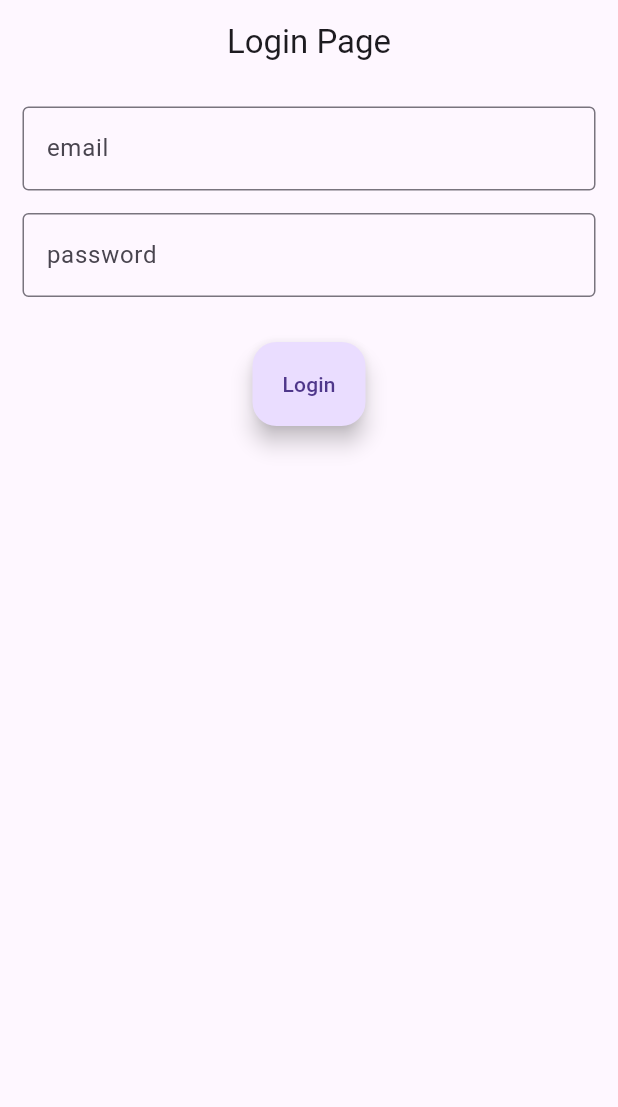
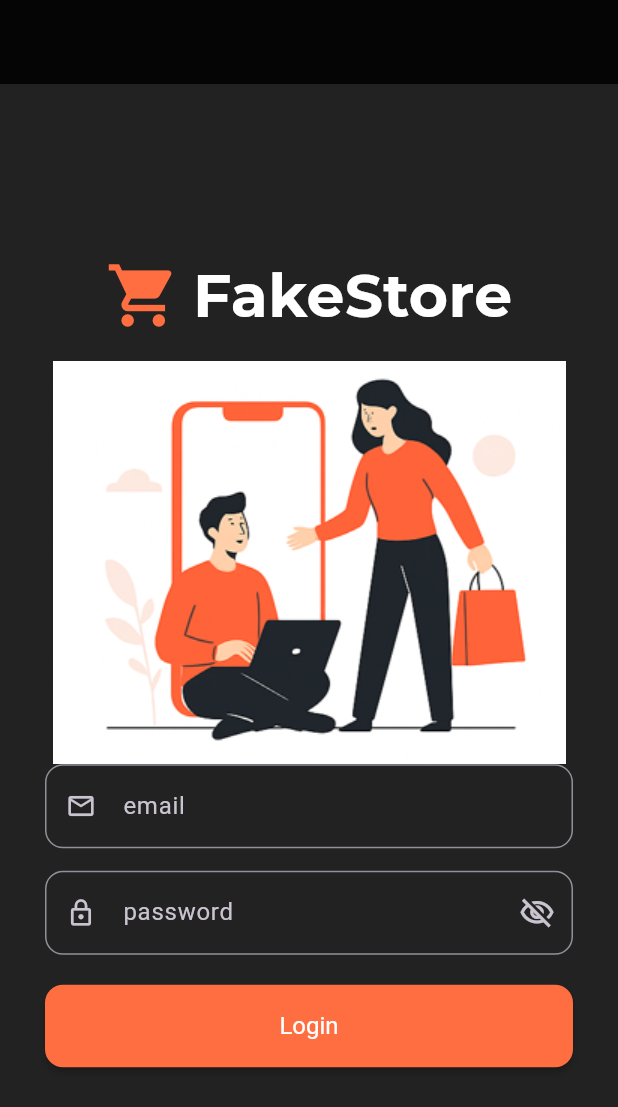
Before and after one commit to adrielhenry33/arq-app-practice, a Flutter app: the screen it shows after launch, on a phone screen of 412 x 824 dp. Shown: the top 1107 px of the screen. Run offline on Flutter 3.47's test engine with Material 3 defaults, Android fonts, the phone set to English and light mode, and no system bars; our stand-ins replace flutter_modular, google_fonts, shared_preferences.

Commit message:
feat: login page created

```diff
--- a/lib/app/app_widget.dart
+++ b/lib/app/app_widget.dart
@@ -19,7 +19,7 @@ class AppWidget extends StatelessWidget {
         return MaterialApp.router(
           title: 'Flutter Demo',
           theme: ThemeData(
-            brightness: isDark ? Brightness.dark : Brightness.light,
+            brightness: isDark ? Brightness.light : Brightness.dark,
           ),
           routerDelegate: Modular.routerDelegate,
           routeInformationParser: Modular.routeInformationParser,
--- a/lib/app/pages/home/home_page.dart
+++ b/lib/app/pages/home/home_page.dart
@@ -12,7 +12,7 @@ class HomePage extends StatefulWidget {
 }
 
 class _HomePageState extends State<HomePage> {
-  //Injeções pelo metodo tradicionar para pequenas aplicações
+  //Injeções pelo metodo tradicional para pequenas aplicações
   final homeController = Modular.get<HomeController>();
   @override
   Widget build(BuildContext context) {
--- a/lib/app/pages/login/login_page.dart
+++ b/lib/app/pages/login/login_page.dart
@@ -1,5 +1,7 @@
+import 'package:arq_app/controllers/app_controller.dart';
 import 'package:flutter/material.dart';
 import 'package:flutter_modular/flutter_modular.dart';
+import 'package:google_fonts/google_fonts.dart';
 
 //Quando temos uma view que compreende uma tela inteira nos podemos chamar esta
 // page de view
@@ -14,16 +16,53 @@ class LoginPage extends StatefulWidget {
 class _LoginPageState extends State<LoginPage> {
   @override
   Widget build(BuildContext context) {
+    final appController = Modular.get<AppController>();
+
     return Scaffold(
-      appBar: AppBar(title: Text("Login Page"), centerTitle: true),
+      backgroundColor: appController.isDark ? Colors.white : Colors.black87,
+      appBar: AppBar(
+        backgroundColor: appController.isDark ? Colors.white : Colors.black87,
+      ),
       body: Padding(
-        padding: EdgeInsets.all(15),
+        padding: EdgeInsets.fromLTRB(30, 0, 30, 0),
         child: Column(
+          mainAxisAlignment: MainAxisAlignment.center,
           children: [
+            Row(
+              mainAxisAlignment: MainAxisAlignment.center,
+              children: [
+                Icon(
+                  Icons.shopping_cart,
+                  size: 50,
+                  color: Colors.deepOrangeAccent,
+                  fill: 1.0,
+                ),
+
+                SizedBox(width: 8),
+
+                Text(
+                  'FakeStore',
+                  style: GoogleFonts.montserrat(
+                    fontSize: 40,
+                    fontWeight: FontWeight.bold,
+                    color: appController.isDark ? Colors.black87 : Colors.white,
+                  ),
+                ),
+              ],
+            ),
+            SizedBox(height: 15),
+            Image(image: AssetImage('images/login.jpg')),
             TextField(
               decoration: InputDecoration(
-                border: OutlineInputBorder(),
-                label: Text('email'),
+                prefixIcon: Icon(Icons.email_outlined, size: 20),
+                border: OutlineInputBorder(
+                  borderRadius: BorderRadius.circular(12),
+                ),
+                label: Text(
+                  'email',
+                  style: TextStyle(fontSize: 16, fontWeight: FontWeight.normal),
+                ),
+                contentPadding: EdgeInsets.all(16),
               ),
             ),
 
@@ -31,19 +70,40 @@ class _LoginPageState extends State<LoginPage> {
 
             TextField(
               decoration: InputDecoration(
-                border: OutlineInputBorder(),
-                label: Text('password'),
+                prefixIcon: Icon(Icons.lock_outline, size: 20),
+                suffixIcon: Icon(Icons.visibility_off_outlined),
+                border: OutlineInputBorder(
+                  borderRadius: BorderRadius.circular(12),
+                ),
+                label: Text(
+                  'password',
+                  style: TextStyle(fontSize: 16, fontWeight: FontWeight.normal),
+                ),
+                contentPadding: EdgeInsets.all(16),
               ),
             ),
 
-            SizedBox(height: 30),
+            SizedBox(height: 20),
 
-            FloatingActionButton.extended(
+            ElevatedButton(
               onPressed: () {
                 Modular.to.pushReplacementNamed('/home');
               },
-              isExtended: true,
-              label: Text('Login'),
+              style: ElevatedButton.styleFrom(
+                elevation: 2,
+                backgroundColor: Colors.deepOrangeAccent,
+                padding: EdgeInsets.all(16),
+                textStyle: TextStyle(color: Colors.white),
+                minimumSize: Size.fromHeight(55),
+
+                shape: RoundedRectangleBorder(
+                  borderRadius: BorderRadiusGeometry.circular(12),
+                ),
+              ),
+              child: Text(
+                'Login',
+                style: TextStyle(color: Colors.white, fontSize: 16),
+              ),
             ),
           ],
         ),
--- a/pubspec.yaml
+++ b/pubspec.yaml
@@ -33,7 +33,7 @@ dependencies:
   shared_preferences: ^2.5.3
   http: ^1.5.0
   flutter_modular: ^6.4.1
-
+  google_fonts: ^6.3.1
   # The following adds the Cupertino Icons font to your application.
   # Use with the CupertinoIcons class for iOS style icons.
   cupertino_icons: ^1.0.8
@@ -62,8 +62,8 @@ flutter:
   uses-material-design: true
 
   # To add assets to your application, add an assets section, like this:
-  # assets:
-  #   - images/a_dot_burr.jpeg
+  assets:
+    - images/login.jpg
   #   - images/a_dot_ham.jpeg
 
   # An image asset can refer to one or more resolution-specific "variants", see
```
Also changed, not shown: images/login.jpg (added), lib/app/pages/login/controllers/login_controller.dart (deleted), lib/controllers/login_controller.dart (added), pubspec.lock, 1 other file.
